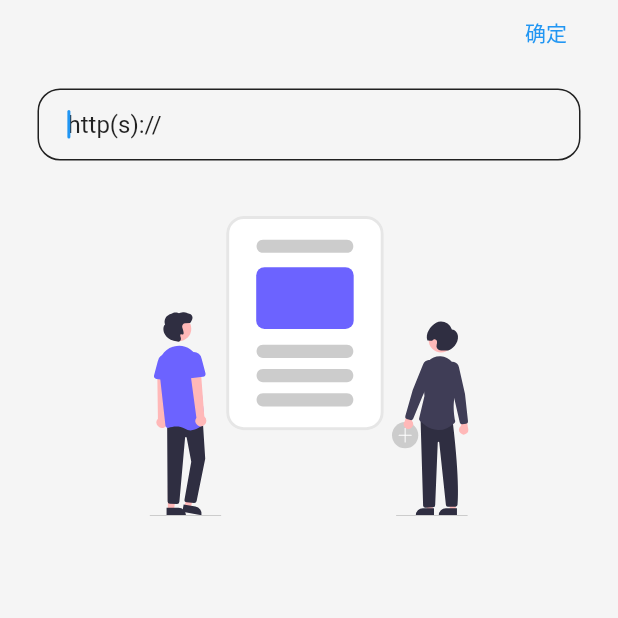
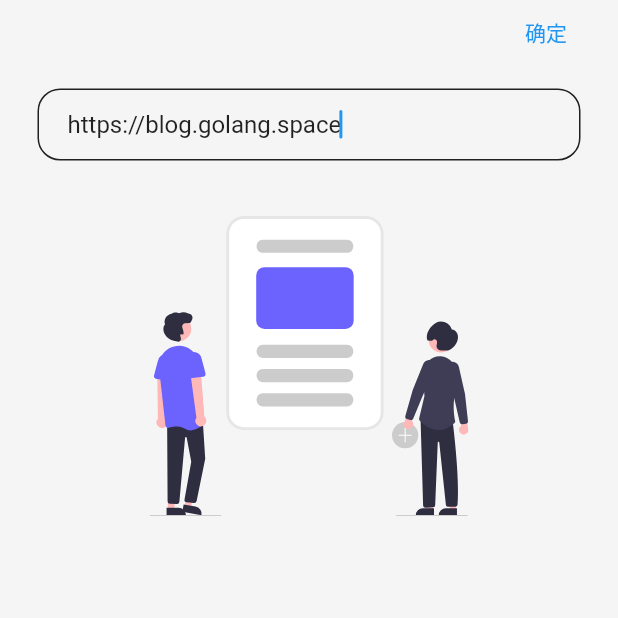
Before and after one commit to ixugo/flutter-together, a Flutter app: the ModalInsideModal screen opened directly, on a phone screen of 412 x 824 dp, the top half of it. Run offline on Flutter 3.47's test engine with Material 2 defaults, Android fonts, the phone set to English and light mode, and no system bars; our stand-ins replace bot_toast, curved_navigation_bar, dio, flutter_easyrefresh, flutter_svg, logger and 3 more; missing offline and left inert: flutter_inappwebview; accounts and stored records are empty; statements that could not run were skipped.

Commit message:
版本升级

```diff
--- a/lib/app.dart
+++ b/lib/app.dart
@@ -87,8 +87,9 @@ class CupertinoHomePage extends StatelessWidget {
           onTap: (int i) => bm.setCurIndex(i),
           color: Theme.of(ctx).bottomAppBarColor,
           backgroundColor: Colors.transparent,
-          animationDuration: Duration(milliseconds: 370),
+          animationDuration: Duration(milliseconds: 520),
           height: Platform.isIOS ? 65 : 60,
+          animationCurve: Curves.easeOutCubic,
           items: pages.map((e) => Icon(e.icon, size: 30)).toList(),
         ),
         body: LazyIndexedStack(
--- a/lib/view/home.dart
+++ b/lib/view/home.dart
@@ -22,7 +22,10 @@ final infomation = SvgPicture.asset(
   "assets/images/information.svg",
   width: 150,
 );
-final blogAdd = SvgPicture.asset("assets/images/blog_add.svg", height: 200);
+final blogAdd = SvgPicture.asset(
+  "assets/images/blog_add.svg",
+  height: 200,
+);
 
 class HomeModel extends ChangeNotifier {
   // 绑定博客 URL 切换动画
@@ -100,8 +103,9 @@ class HomeView extends StatelessWidget {
                   child: InkWell(
                     child: CircleAvatar(
                       radius: 18,
+                      backgroundColor: Colors.grey,
                       backgroundImage: NetworkImage(
-                        "https://img.golang.space/1617351635695-xu2yhH.jpg",
+                        "http://img.golang.space/1617351635695-xu2yhH.jpg",
                       ),
                     ),
                     onTap: () {
@@ -199,8 +203,11 @@ class InputBlogURLView extends StatelessWidget {
 class ModalInsideModal extends StatefulWidget {
   final String url;
   final bool reverse;
-  ModalInsideModal({Key key, this.reverse = false, this.url = ""})
-      : super(key: key);
+  ModalInsideModal({
+    Key key,
+    this.reverse = false,
+    this.url = "",
+  }) : super(key: key);
   @override
   _ModalInsideModalState createState() => _ModalInsideModalState();
 }
@@ -208,7 +215,8 @@ class ModalInsideModal extends StatefulWidget {
 class _ModalInsideModalState extends State<ModalInsideModal> {
   final FocusNode node = FocusNode();
 
-  final TextEditingController ctrl = TextEditingController();
+  final TextEditingController ctrl = TextEditingController()
+    ..text = "https://blog.golang.space";
 
   @override
   void initState() {
```
Also changed, not shown: pubspec.yaml (+11 -11 lines), pubspec.lock (added), 6 other files.
